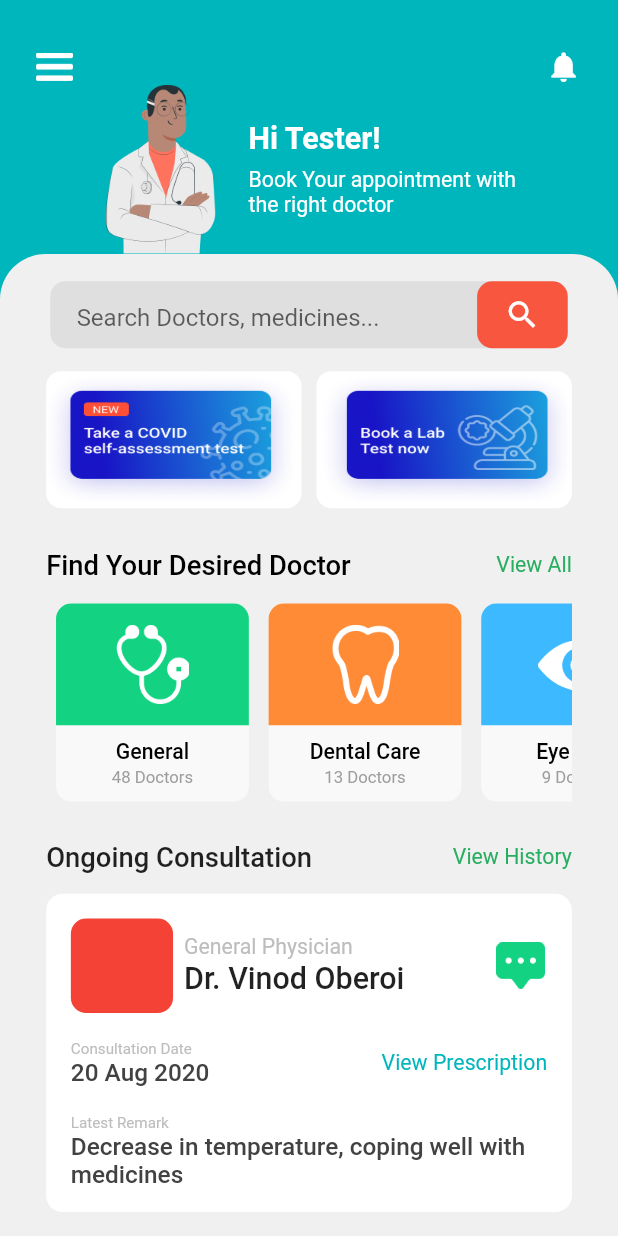
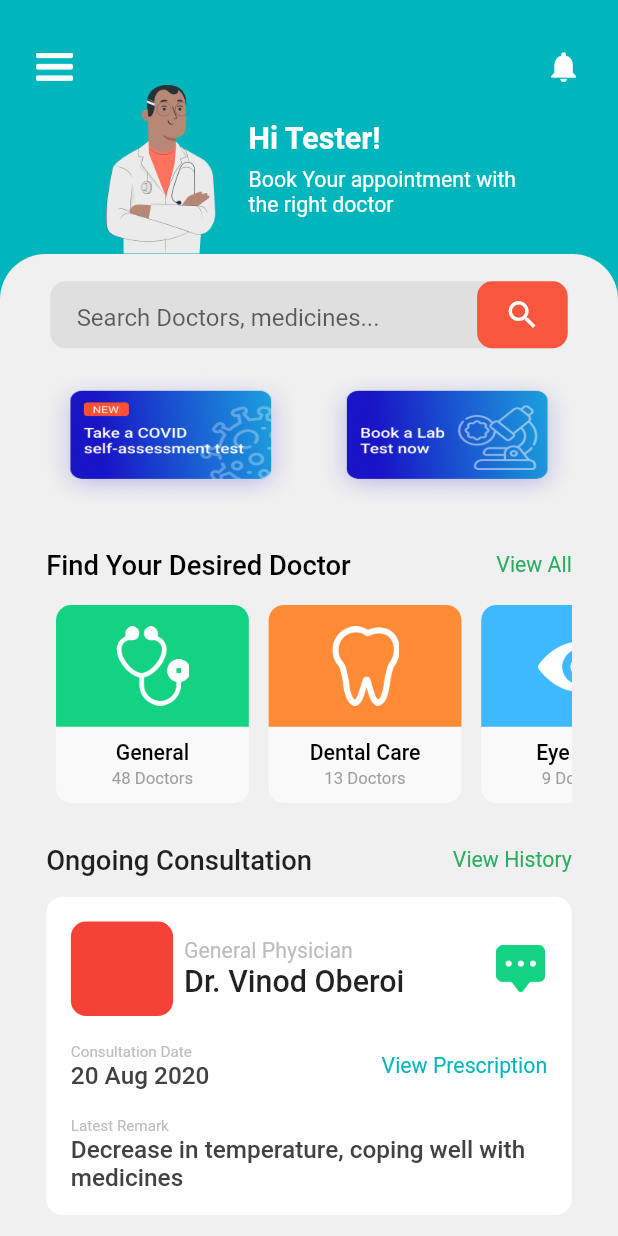
Before and after one commit to Chikitsak-Care/Frontend-Flutter, a Flutter app: the DashBoard screen opened directly with empty values, on a phone screen of 412 x 824 dp. Run offline on Flutter 3.47's test engine with Material 2 defaults, Android fonts, the phone set to English and light mode, and no system bars; our stand-ins replace email_validator, flushbar; project files that could hold a hidden picture were left out.

Commit message:
Bug Fix #2

```diff
--- a/chikitsak/lib/screens/DashBoard/dashBoard.dart
+++ b/chikitsak/lib/screens/DashBoard/dashBoard.dart
@@ -157,7 +157,7 @@ class _DashBoardState extends State<DashBoard> {
     List<Widget> _children = [
       _topDoctorTile("General Physician", "Vivek Singh", "2H"),
       _topDoctorTile("Paediatrician", "Anand Sharma", "3H"),
-      _topDoctorTile("Dentist", "Kiran Deep", "3H")
+      _topDoctorTile("Dentist", "Kiran Deep", "3H"),
     ];
     return Container(
       height: height(context, 235),
@@ -458,15 +458,14 @@ class _DashBoardState extends State<DashBoard> {
           .add(_cardModel(imageUrl[i], name[i], background[i], noOfDoctors[i]));
     }
 
-    return Container(
-      height: height(context, 132),
+    return SizedBox(
+      height: height(context, 134),
       width: double.infinity,
-      child: Expanded(
-        child: SingleChildScrollView(
-          scrollDirection: Axis.horizontal,
-          child: Row(
-            children: _children,
-          ),
+      child: SingleChildScrollView(
+        scrollDirection: Axis.horizontal,
+        child: Row(
+          mainAxisSize: MainAxisSize.min,
+          children: _children,
         ),
       ),
     );
@@ -585,7 +584,7 @@ class _DashBoardState extends State<DashBoard> {
             height: height(context, 90),
             width: width(context, 155),
             decoration: BoxDecoration(
-              color: Colors.white,
+              color: Colors.transparent,
               borderRadius: BorderRadius.all(
                 Radius.circular(
                   height(context, 10),
@@ -598,7 +597,7 @@ class _DashBoardState extends State<DashBoard> {
             height: height(context, 90),
             width: width(context, 155),
             decoration: BoxDecoration(
-              color: Colors.white,
+              color: Colors.transparent,
               borderRadius: BorderRadius.all(
                 Radius.circular(
                   height(context, 10),
```
